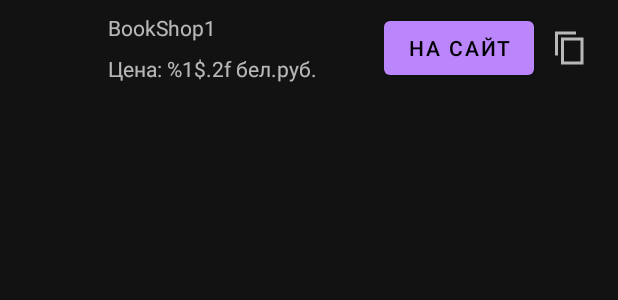
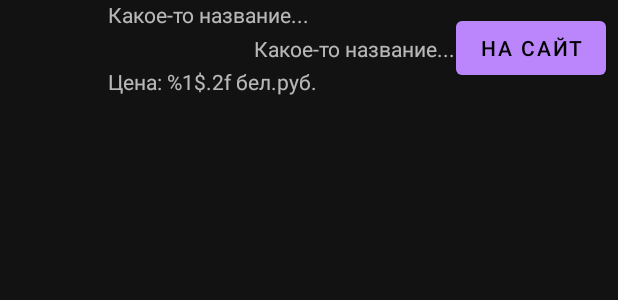
Before and after one commit to hghgrtut/BookStoreApp, an Android app: the layout item_book.xml on its own in the app's theme, with its tools: preview values and no code run, on a phone screen of 412 x 824 dp. Shown: the top 300 px of the screen. Run offline under Robolectric (Android 15) with nearby library versions, the phone set to English and light mode, and no system bars.

```diff
--- a/app/build.gradle
+++ b/app/build.gradle
@@ -44,6 +44,7 @@ dependencies {
     implementation 'androidx.constraintlayout:constraintlayout:2.1.1'
     implementation 'androidx.navigation:navigation-fragment-ktx:2.3.5'
     implementation 'androidx.navigation:navigation-ui-ktx:2.3.5'
+    implementation 'io.coil-kt:coil:1.4.0'
     // Retrofit components
     implementation 'com.squareup.retrofit2:retrofit:2.9.0'
     implementation 'com.squareup.retrofit2:converter-moshi:2.9.0'
--- a/app/src/main/res/layout/item_book.xml
+++ b/app/src/main/res/layout/item_book.xml
@@ -6,7 +6,7 @@
     android:layout_height="wrap_content">
 
     <ImageView
-        android:id="@+id/logo"
+        android:id="@+id/image"
         android:layout_width="@dimen/size_logo"
         android:layout_height="@dimen/size_logo"
         app:layout_constraintBottom_toBottomOf="parent"
@@ -14,45 +14,40 @@
         app:layout_constraintTop_toTopOf="parent" />
 
     <TextView
-        android:id="@+id/shop"
+        android:id="@+id/title_book"
         android:layout_width="wrap_content"
         android:layout_height="wrap_content"
         android:layout_marginStart="@dimen/M"
+        app:layout_constraintStart_toEndOf="@id/image"
+        app:layout_constraintTop_toTopOf="parent"
+        tools:text="Какое-то название..." />
+
+    <TextView
+        android:id="@+id/author_book"
+        android:layout_width="wrap_content"
+        android:layout_height="wrap_content"
         app:layout_constraintBottom_toTopOf="@+id/price"
-        app:layout_constraintStart_toEndOf="@+id/logo"
-        app:layout_constraintTop_toTopOf="parent"
-        tools:text="BookShop1" />
+        app:layout_constraintEnd_toStartOf="@+id/link"
+        app:layout_constraintTop_toBottomOf="@+id/title_book"
+        tools:text="Какое-то название..." />
 
     <TextView
         android:id="@+id/price"
         android:layout_width="wrap_content"
         android:layout_height="wrap_content"
         android:layout_marginStart="@dimen/M"
-        app:layout_constraintStart_toEndOf="@+id/logo"
-        app:layout_constraintTop_toBottomOf="@+id/shop"
         app:layout_constraintBottom_toBottomOf="parent"
+        app:layout_constraintStart_toEndOf="@id/image"
         tools:text="@string/price" />
 
     <Button
         android:id="@+id/link"
         android:layout_width="wrap_content"
         android:layout_height="wrap_content"
+        android:layout_margin="@dimen/M"
         android:text="@string/go_to"
-        android:layout_margin="@dimen/M"
-        app:layout_constraintEnd_toStartOf="@id/copy_link"
-        app:layout_constraintTop_toTopOf="parent"
-        app:layout_constraintBottom_toBottomOf="parent" />
-
-    <ImageButton
-        android:id="@+id/copy_link"
-        android:layout_width="@dimen/size_button_copy"
-        android:layout_height="@dimen/size_button_copy"
-        android:src="@drawable/ic_copy"
-        android:background="@android:color/transparent"
-        android:contentDescription="@string/copy_link"
-        android:layout_margin="@dimen/L"
+        app:layout_constraintBottom_toBottomOf="parent"
         app:layout_constraintEnd_toEndOf="parent"
-        app:layout_constraintBottom_toBottomOf="parent"
         app:layout_constraintTop_toTopOf="parent" />
 
 </androidx.constraintlayout.widget.ConstraintLayout>
```
Also changed, not shown: app/src/main/java/by/profs/bookstore/data/ParseObject.kt (+5 -3 lines), app/src/main/java/by/profs/bookstore/data/Shops.kt (deleted, +0 -8 lines), app/src/main/java/by/profs/bookstore/presenter/api/Api.kt (+7 -7 lines), app/src/main/java/by/profs/bookstore/view/list/ListAdapter.kt (+15 -12 lines), app/src/main/res/drawable-v24/animation_load.gif (added).
